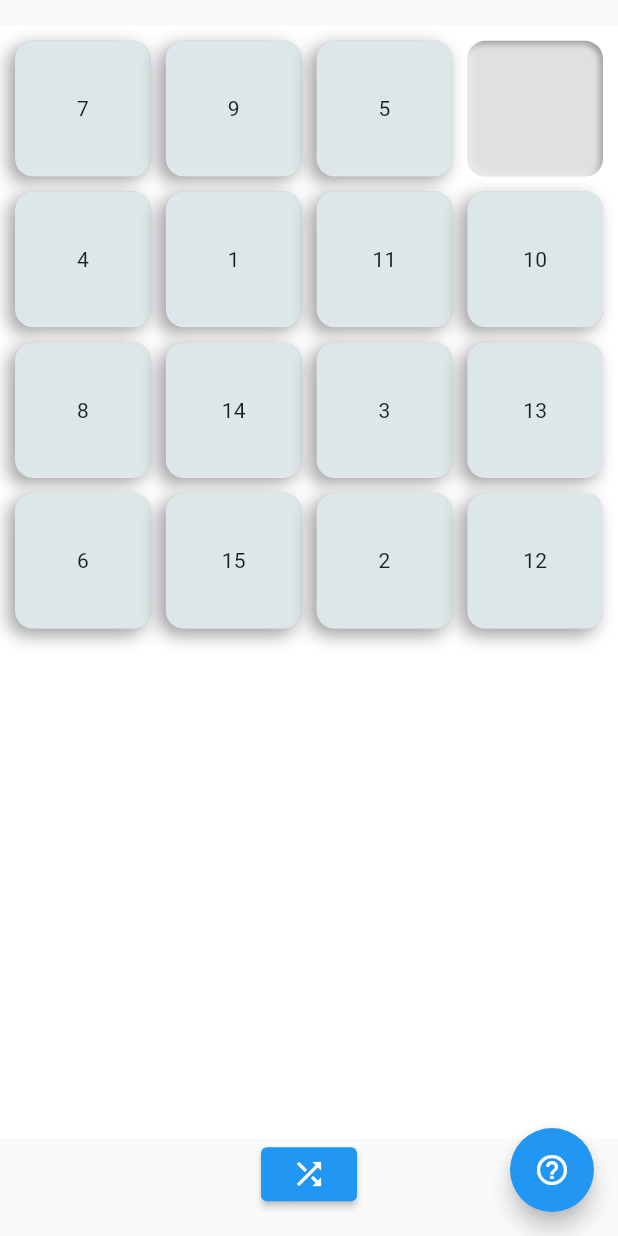
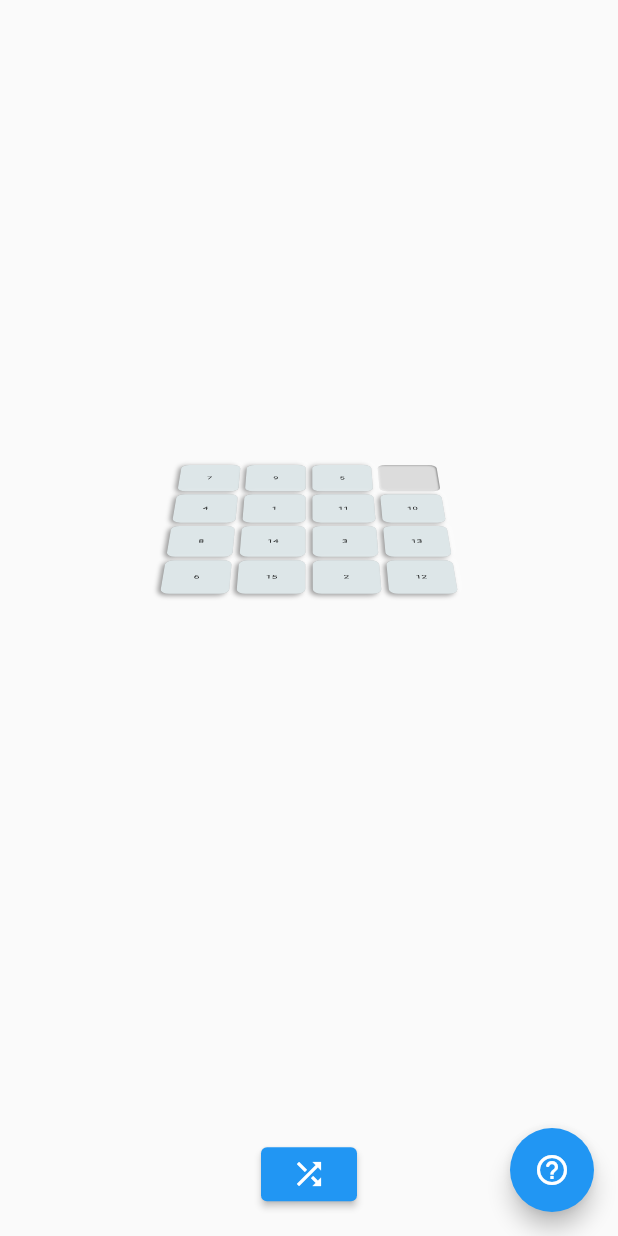
Before and after one commit to deepaklohmod6789/flutter_puzzle_hackathon, a Flutter app: the first screen one second after launch, on a phone screen of 412 x 824 dp. Run offline on Flutter 3.47's test engine with Material 2 defaults, Android fonts, the light colour scheme and no system bars; drawn by our look-alikes of flutter_neumorphic.

Commit message:
added animation for start puzzle and some fixes

```diff
--- a/lib/game.dart
+++ b/lib/game.dart
@@ -1,3 +1,4 @@
+import 'dart:math' as math;
 import 'package:flutter/material.dart';
 import 'package:flutter_neumorphic/flutter_neumorphic.dart';
 import 'package:flutter_puzzle_hackathon/puzzle_board.dart';
@@ -9,8 +10,42 @@ class MyGame extends StatefulWidget {
   _MyGameState createState() => _MyGameState();
 }
 
-class _MyGameState extends State<MyGame> {
+class _MyGameState extends State<MyGame> with SingleTickerProviderStateMixin{
   final GlobalKey<PuzzleBoardState> _puzzleKey = GlobalKey();
+  Matrix4 perspective = _pmat(1.0);
+  static const double degrees=60;
+  late final AnimationController animationController;
+  late final Animation scaleAnimation;
+  late final Animation rotateAnimation;
+
+  static Matrix4 _pmat(double pv) {
+    return Matrix4(
+      1.0, 0.0, 0.0, 0.0,
+      0.0, 1.0, 0.0, 0.0,
+      0.0, 0.0, 1.0, pv * 0.001,
+      0.0, 0.0, 0.0, 1.0,
+    );
+  }
+
+  @override
+  void initState() {
+    animationController=AnimationController(
+      vsync: this,
+      duration: const Duration(seconds: 1),
+    );
+    rotateAnimation=Tween(begin: degrees,end: 0).animate(CurvedAnimation(parent: animationController, curve: Curves.easeInCirc));
+    scaleAnimation=Tween(begin: 0.5,end: 1).animate(CurvedAnimation(parent: animationController, curve: Curves.easeInCirc));
+    Future.delayed(const Duration(seconds: 1),(){
+      animationController.forward();
+    });
+    super.initState();
+  }
+
+  @override
+  void dispose() {
+    animationController.dispose();
+    super.dispose();
+  }
 
   @override
   Widget build(BuildContext context) {
@@ -19,10 +54,11 @@ class _MyGameState extends State<MyGame> {
         mainAxisAlignment: MainAxisAlignment.center,
         children: [
           Center(
-            child: Container(
+            child: AnimatedBuilder(
+              animation: animationController,
+              child: SizedBox(
                 width: MediaQuery.of(context).size.height*0.9,
                 height: MediaQuery.of(context).size.height*0.9,
-              color: Colors.white,
                 child: LayoutBuilder(
                   builder: (context,constraints){
                     return PuzzleBoard(
@@ -32,12 +68,29 @@ class _MyGameState extends State<MyGame> {
                   },
                 ),
               ),
+              builder: (context,child){
+                return Transform(
+                  alignment: FractionalOffset.center,
+                  transform: perspective.scaled(scaleAnimation.value,scaleAnimation.value,scaleAnimation.value,)
+                    ..rotateX(math.pi - rotateAnimation.value * math.pi / 180)
+                    ..rotateY(-math.pi)
+                    ..rotateZ(-math.pi),
+                  child: child,
+                );
+              },
+            ),
           ),
           ElevatedButton(onPressed: ()=>_puzzleKey.currentState!.shuffle(), child: const Icon(Icons.shuffle)),
         ],
       ),
       floatingActionButton: FloatingActionButton(
-        onPressed: ()=>_puzzleKey.currentState!.getHint(),
+        //onPressed: ()=>_puzzleKey.currentState!.getHint(),
+        onPressed: (){
+          animationController.reset();
+          Future.delayed(const Duration(seconds: 1),(){
+            animationController.forward();
+          });
+        },
         child: const Icon(Icons.help_outline_rounded),
       ),
     );
--- a/lib/widgets/tile_widget.dart
+++ b/lib/widgets/tile_widget.dart
@@ -1,3 +1,4 @@
+import 'dart:math';
 import 'package:flutter_neumorphic/flutter_neumorphic.dart';
 import 'package:flutter_puzzle_hackathon/classes/tile.dart';
 
@@ -7,6 +8,7 @@ class TileWidget extends StatelessWidget {
   final Function changePosition;
   final AnimationController animationController;
   late Animation<Offset> animation;
+  late Animation<double> rotate;
   final Offset centerOffset;
 
   TileWidget({
@@ -21,18 +23,25 @@ class TileWidget extends StatelessWidget {
   }
 
   void assignShuffleAnimation(){
+    //for phone have reverse curve and remove rotate and for web remove reverse cruve and add rotate
     animation=Tween(begin: tile.offset,end: centerOffset).animate(
       CurvedAnimation(
         parent: animationController,
         curve: Curves.ease,
-        reverseCurve: const ElasticInCurve(0.95),
+        //reverseCurve: const ElasticInCurve(0.95),
+      ),);
+    rotate=Tween(begin: 0.0,end: 2*pi).animate(
+      CurvedAnimation(
+        parent: animationController,
+        curve: Curves.ease,
+        //reverseCurve: const ElasticInCurve(0.95),
       ),);
   }
 
   @override
   Widget build(BuildContext context) {
     return AnimatedBuilder(
-      animation: animation,
+      animation: animationController,
       child: tile.value==0?const SizedBox():AnimatedContainer(
         duration: const Duration(milliseconds: 2000),
         child: GestureDetector(
@@ -58,7 +67,10 @@ class TileWidget extends StatelessWidget {
       builder: (context,child){
         return Transform.translate(
           offset: animation.value,
-          child: child,
+          child: Transform.rotate(
+            angle: rotate.value,
+            child: child,
+          ),
         );
       },
     );
```
Also changed, not shown: lib/puzzle_board.dart (+3 -7 lines). Lines whose indentation alone changed are shown as unchanged.
